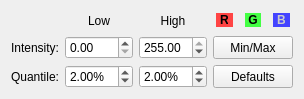
Qt form Code/Common/mvdColorBandDynamicsWidget.ui (orfeotoolbox/OTB) before a commit.
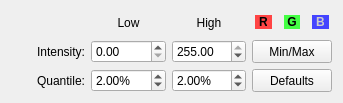
The same form after that commit.

Commit message: BUG: Fixing #634 - Changing step of spinners (previous value was to coarse)

Diff of the .ui file:
```diff
--- a/Code/Common/mvdColorBandDynamicsWidget.ui
+++ b/Code/Common/mvdColorBandDynamicsWidget.ui
@@ -6,8 +6,8 @@
    <rect>
     <x>0</x>
     <y>0</y>
-    <width>300</width>
-    <height>99</height>
+    <width>343</width>
+    <height>103</height>
    </rect>
   </property>
   <property name="windowTitle">
```
Left out of the diff: 6 changed lines with no effect on the pictures.
